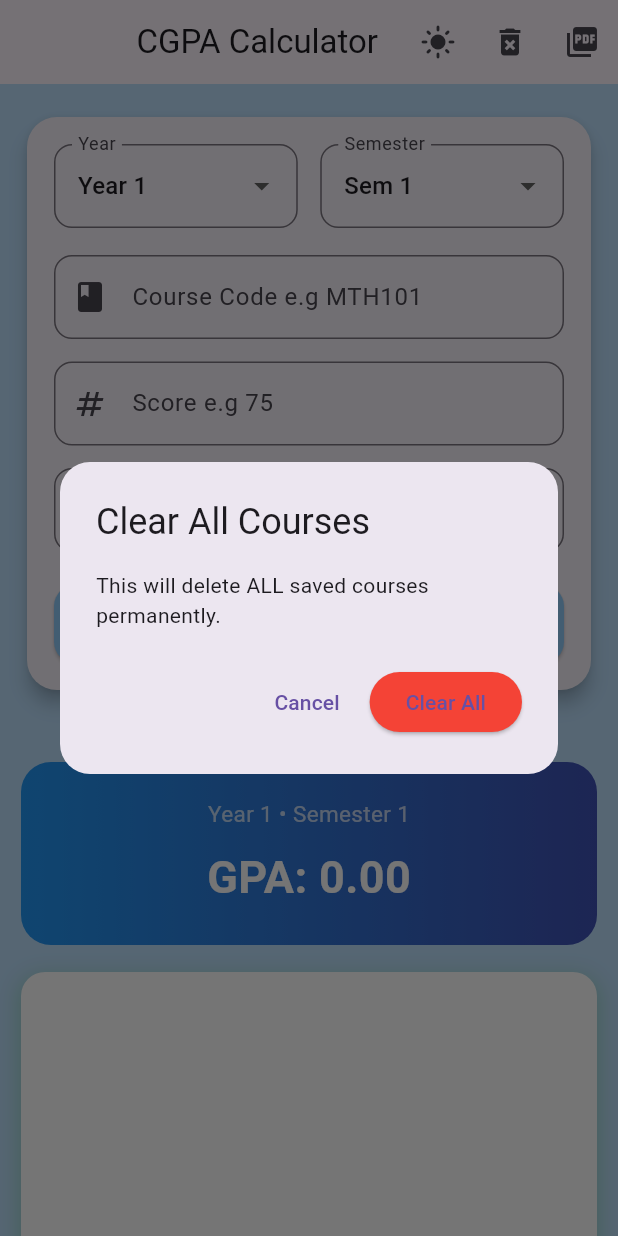
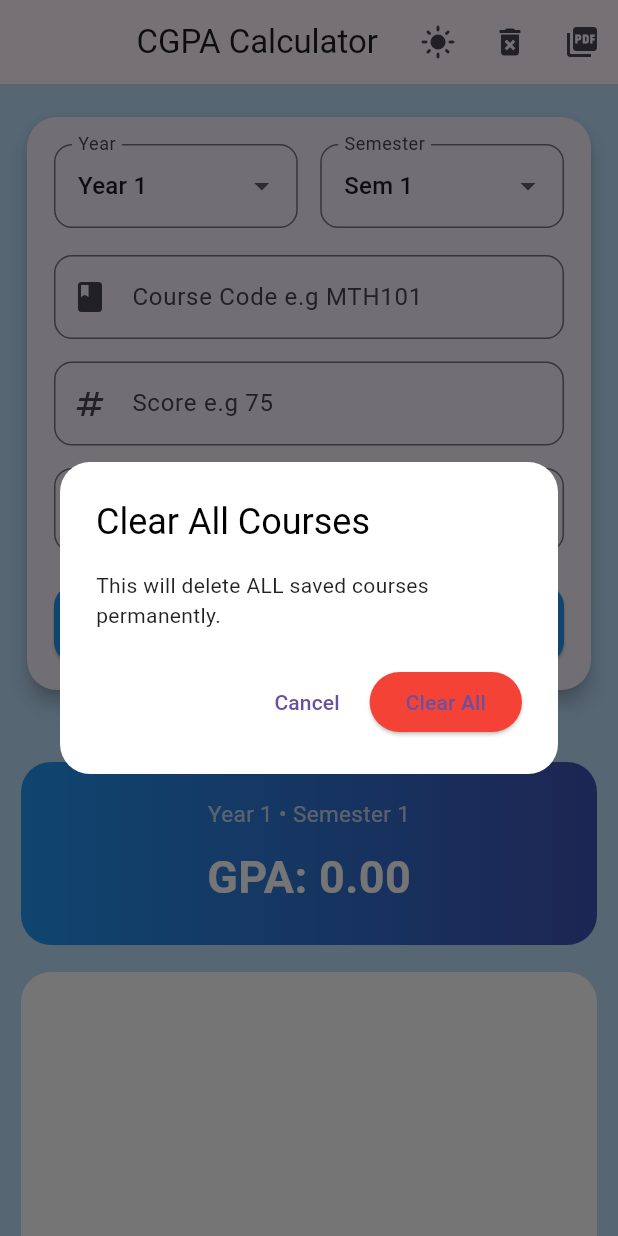
Before and after one commit to Trimaxcoder/CGPA-CALCULATOR, a Flutter app: the screen it shows after launch, after a tap on the "delete forever" icon, on a phone screen of 412 x 824 dp. Run offline on Flutter 3.47's test engine with Material 3 defaults, Android fonts, the phone set to English and light mode, and no system bars; our stand-ins replace printing, shared_preferences.

Commit message:
final UI updates before hosting

```diff
--- a/lib/main.dart
+++ b/lib/main.dart
@@ -110,7 +110,7 @@ class _SplashScreenState extends State<SplashScreen>
 
     _controller.forward();
 
-    // Navigate to HomeScreen after 3 seconds
+    // Navigate to HomeScreen after 2 seconds
     Future.delayed(Duration(seconds: 2), () {
       if (mounted) {
         Navigator.of(context).pushReplacement(
@@ -381,6 +381,10 @@ class _HomeScreenState extends State<HomeScreen> {
 
     saveCourses();
 
+    ScaffoldMessenger.of(
+      context,
+    ).showSnackBar(SnackBar(content: Text("Course added")));
+
     nameController.clear();
     scoreController.clear();
     unitController.clear();
@@ -421,13 +425,24 @@ class _HomeScreenState extends State<HomeScreen> {
       barrierDismissible: false,
       builder: (ctx) {
         return AlertDialog(
+          backgroundColor: isDarkMode ? Color(0xFF1E1E1E) : Colors.white,
+
+          surfaceTintColor: Colors.transparent,
           shape: RoundedRectangleBorder(
             borderRadius: BorderRadius.circular(20),
           ),
 
-          title: Text("Delete Course"),
+          title: Text(
+            "Delete Course",
+            style: TextStyle(color: isDarkMode ? Colors.white : Colors.black),
+          ),
 
-          content: Text("Are you sure you want to delete this course?"),
+          content: Text(
+            "Are you sure you want to delete this course?",
+            style: TextStyle(
+              color: isDarkMode ? Colors.white70 : Colors.black87,
+            ),
+          ),
 
           actions: [
             TextButton(
@@ -479,13 +494,24 @@ class _HomeScreenState extends State<HomeScreen> {
       barrierDismissible: false,
       builder: (ctx) {
         return AlertDialog(
+          backgroundColor: isDarkMode ? Color(0xFF1E1E1E) : Colors.white,
+
+          surfaceTintColor: Colors.transparent,
           shape: RoundedRectangleBorder(
             borderRadius: BorderRadius.circular(20),
           ),
 
-          title: Text("Clear All Courses"),
+          title: Text(
+            "Clear All Courses",
+            style: TextStyle(color: isDarkMode ? Colors.white : Colors.black),
+          ),
 
-          content: Text("This will delete ALL saved courses permanently."),
+          content: Text(
+            "This will delete ALL saved courses permanently.",
+            style: TextStyle(
+              color: isDarkMode ? Colors.white70 : Colors.black87,
+            ),
+          ),
 
           actions: [
             TextButton(
@@ -734,7 +760,7 @@ class _HomeScreenState extends State<HomeScreen> {
                                 onPressed: addCourse,
 
                                 style: ElevatedButton.styleFrom(
-                                  backgroundColor: Colors.blue[200],
+                                  backgroundColor: Colors.blue,
                                   foregroundColor: Colors.white,
                                   shape: RoundedRectangleBorder(
                                     borderRadius: BorderRadius.circular(14),
@@ -836,16 +862,12 @@ class _HomeScreenState extends State<HomeScreen> {
                                     10,
                                   ), // padding for whole list area
                                   decoration: BoxDecoration(
-                                    color: Colors.white,
-                                    borderRadius: BorderRadius.circular(16),
-                                    boxShadow: [
-                                      BoxShadow(
-                                        color: Colors.green.withOpacity(0.3),
-                                        blurRadius: 12,
-                                        spreadRadius: 2,
-                                        offset: Offset(0, 4),
-                                      ),
-                                    ],
+                                    color:
+                                        Theme.of(context).brightness ==
+                                            Brightness.dark
+                                        ? Color(0xFF1E1E1E) // ← dark mode color
+                                        : Colors.white, // ← light mode color
+                                    borderRadius: BorderRadius.circular(20),
                                   ),
                                   child: list.isEmpty
                                       ? Center(
```
